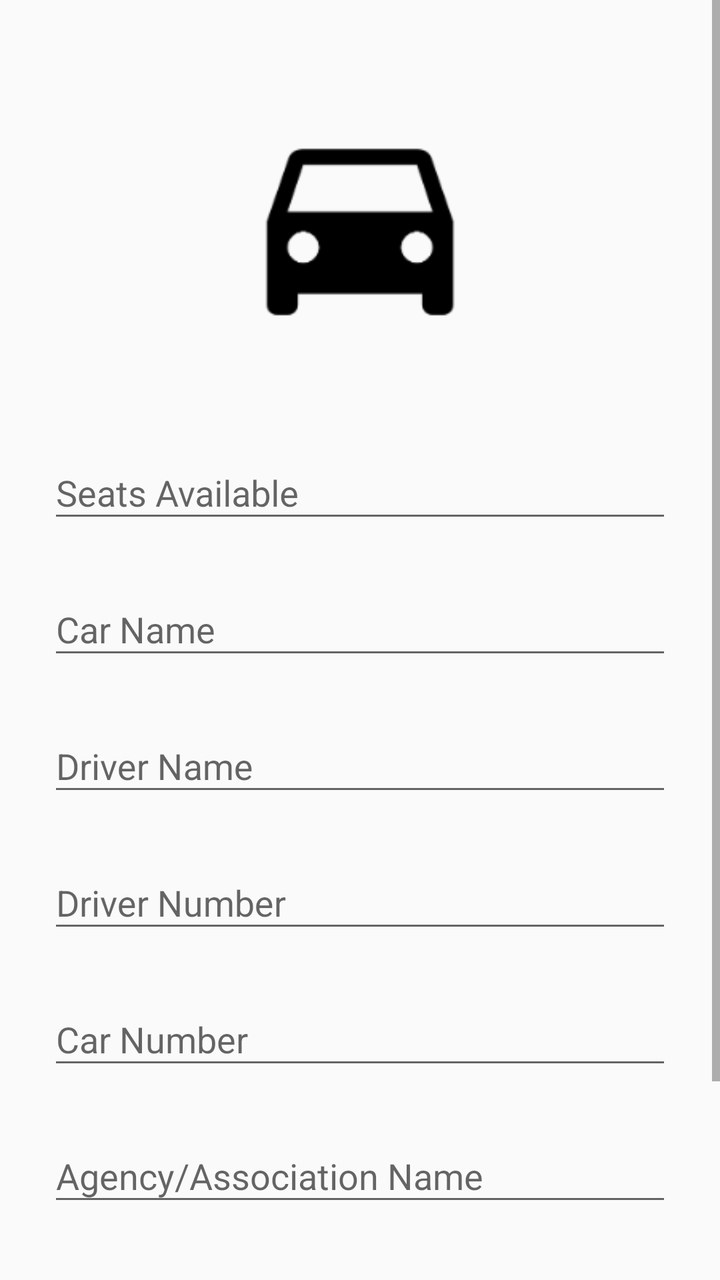
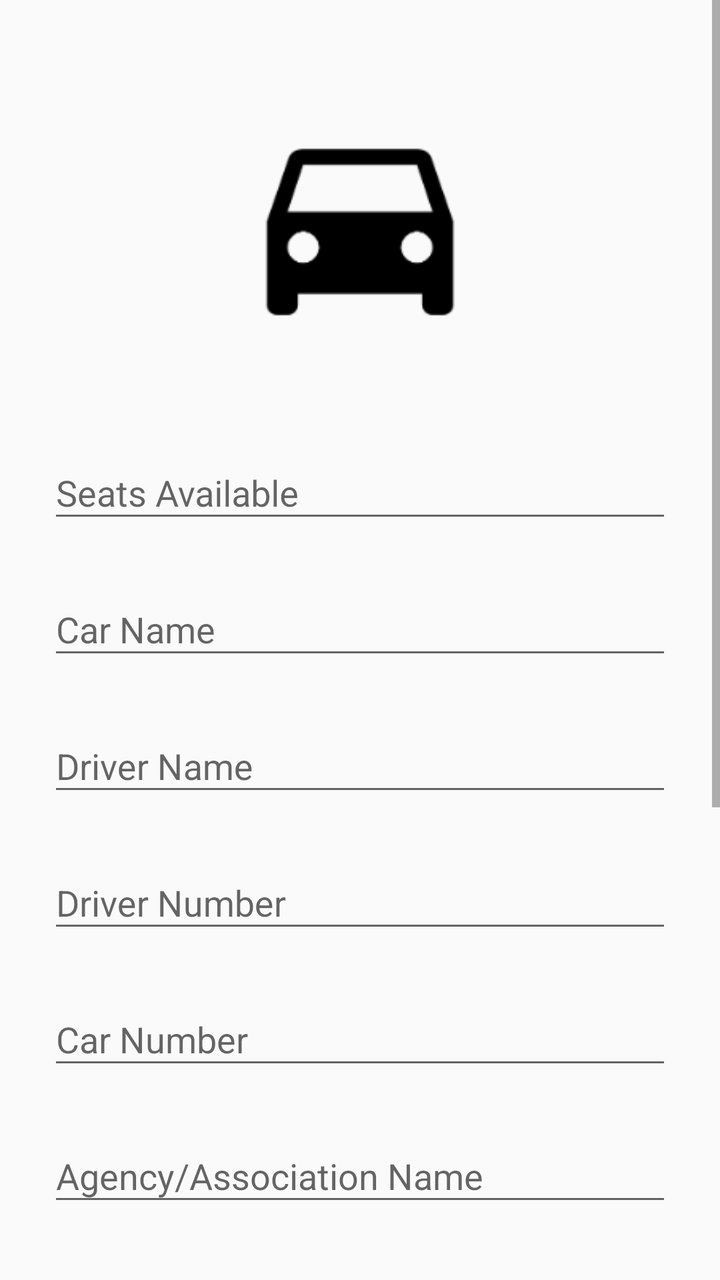

An Android layout rendered at two revisions. The XML below is the earlier revision; the diff shows what the commit changed to produce the second picture.
<!-- AndroidManifest.xml: application theme AppTheme -->
<!-- res/layout/activity_add_car.xml -->
<?xml version="1.0" encoding="utf-8"?>
<ScrollView
    xmlns:android="http://schemas.android.com/apk/res/android"
    android:layout_width="match_parent"
    android:layout_height="match_parent"
    android:fitsSystemWindows="true">

    <LinearLayout
        android:orientation="vertical"
        android:layout_width="match_parent"
        android:layout_height="wrap_content"
        android:paddingTop="56dp"
        android:paddingLeft="24dp"
        android:paddingRight="24dp">

        <ImageView android:src="@drawable/logo"
            android:layout_width="300dp"
            android:layout_height="120dp"
            android:layout_marginBottom="30dp"
            android:layout_gravity="center_horizontal" />

        
        <android.support.design.widget.TextInputLayout
            android:layout_width="match_parent"
            android:layout_height="wrap_content"
            android:layout_marginTop="8dp"
            android:layout_marginBottom="8dp">
            <EditText android:id="@+id/seats_available"
                android:layout_width="match_parent"
                android:layout_height="wrap_content"
                android:inputType="phone"
                android:hint="Seats Available" />
        </android.support.design.widget.TextInputLayout>

        
        <android.support.design.widget.TextInputLayout
            android:layout_width="match_parent"
            android:layout_height="wrap_content"
            android:layout_marginTop="8dp"
            android:layout_marginBottom="8dp">
            <EditText android:id="@+id/car_name"
                android:layout_width="match_parent"
                android:layout_height="wrap_content"
                android:inputType="text"
                android:hint="Car Name" />
        </android.support.design.widget.TextInputLayout>



        
        <android.support.design.widget.TextInputLayout
            android:layout_width="match_parent"
            android:layout_height="wrap_content"
            android:layout_marginTop="8dp"
            android:layout_marginBottom="8dp">
            <EditText android:id="@+id/driver_name"
                android:layout_width="match_parent"
                android:layout_height="wrap_content"
                android:inputType="textPersonName"
                android:hint="Driver Name" />
        </android.support.design.widget.TextInputLayout>


        
        <android.support.design.widget.TextInputLayout
            android:layout_width="match_parent"
            android:layout_height="wrap_content"
            android:layout_marginTop="8dp"
            android:layout_marginBottom="8dp">
            <EditText android:id="@+id/driver_number"
                android:layout_width="match_parent"
                android:layout_height="wrap_content"
                android:inputType="number"
                android:hint="Driver Number" />
        </android.support.design.widget.TextInputLayout>

        
        <android.support.design.widget.TextInputLayout
            android:layout_width="match_parent"
            android:layout_height="wrap_content"
            android:layout_marginTop="8dp"
            android:layout_marginBottom="8dp">
            <EditText android:id="@+id/car_number"
                android:layout_width="match_parent"
                android:layout_height="wrap_content"
                android:inputType="number"
                android:hint="Car Number"/>
        </android.support.design.widget.TextInputLayout>

        
        <android.support.design.widget.TextInputLayout
            android:layout_width="match_parent"
            android:layout_height="wrap_content"
            android:layout_marginTop="8dp"
            android:layout_marginBottom="8dp">
            <EditText android:id="@+id/org_name"
                android:layout_width="match_parent"
                android:layout_height="wrap_content"
                android:inputType="text"
                android:hint="Agency/Association Name"/>
        </android.support.design.widget.TextInputLayout>

        
        <android.support.v7.widget.AppCompatButton
            android:id="@+id/btn_addcar"
            android:layout_width="fill_parent"
            android:layout_height="wrap_content"
            android:layout_marginTop="24dp"
            android:layout_marginBottom="24dp"
            android:padding="12dp"
            android:text="Add Car"/>

        <TextView android:id="@+id/link_login"
            android:layout_width="fill_parent"
            android:layout_height="wrap_content"
            android:layout_marginBottom="24dp"
            android:text="Go to Main Menu"
            android:gravity="center"
            android:textSize="16sp"/>

    </LinearLayout>
</ScrollView>
<!-- resources referenced by this layout -->
<resources>
  <!-- drawable logo: png bitmap (drawable, 3313 bytes) -->
  <style name="AppTheme" parent="Theme.AppCompat.Light.DarkActionBar">
          
      </style>
</resources>

<!-- the commit's change to res/layout/activity_add_car.xml (unified diff, before → after) -->
@@ -1,122 +1,233 @@
 <?xml version="1.0" encoding="utf-8"?>
-<ScrollView
-    xmlns:android="http://schemas.android.com/apk/res/android"
+<ScrollView xmlns:android="http://schemas.android.com/apk/res/android"
     android:layout_width="match_parent"
     android:layout_height="match_parent"
     android:fitsSystemWindows="true">
 
     <LinearLayout
-        android:orientation="vertical"
         android:layout_width="match_parent"
         android:layout_height="wrap_content"
-        android:paddingTop="56dp"
+        android:orientation="vertical"
         android:paddingLeft="24dp"
-        android:paddingRight="24dp">
-
-        <ImageView android:src="@drawable/logo"
+        android:paddingRight="24dp"
+        android:paddingTop="56dp">
+
+        <ImageView
             android:layout_width="300dp"
             android:layout_height="120dp"
+            android:layout_gravity="center_horizontal"
             android:layout_marginBottom="30dp"
-            android:layout_gravity="center_horizontal" />
-
-        
-        <android.support.design.widget.TextInputLayout
-            android:layout_width="match_parent"
-            android:layout_height="wrap_content"
+            android:src="@drawable/logo" />
+
+        
+        <android.support.design.widget.TextInputLayout
+            android:layout_width="match_parent"
+            android:layout_height="wrap_content"
+            android:layout_marginBottom="8dp"
+            android:layout_marginTop="8dp">
+
+            <EditText
+                android:id="@+id/seats_available"
+                android:layout_width="match_parent"
+                android:layout_height="wrap_content"
+                android:hint="Seats Available"
+                android:inputType="phone" />
+        </android.support.design.widget.TextInputLayout>
+
+        
+        <android.support.design.widget.TextInputLayout
+            android:layout_width="match_parent"
+            android:layout_height="wrap_content"
+            android:layout_marginBottom="8dp"
+            android:layout_marginTop="8dp">
+
+            <EditText
+                android:id="@+id/car_name"
+                android:layout_width="match_parent"
+                android:layout_height="wrap_content"
+                android:hint="Car Name"
+                android:inputType="text" />
+        </android.support.design.widget.TextInputLayout>
+
+
+        
+        <android.support.design.widget.TextInputLayout
+            android:layout_width="match_parent"
+            android:layout_height="wrap_content"
+            android:layout_marginBottom="8dp"
+            android:layout_marginTop="8dp">
+
+            <EditText
+                android:id="@+id/driver_name"
+                android:layout_width="match_parent"
+                android:layout_height="wrap_content"
+                android:hint="Driver Name"
+                android:inputType="textPersonName" />
+        </android.support.design.widget.TextInputLayout>
+
+
+        
+        <android.support.design.widget.TextInputLayout
+            android:layout_width="match_parent"
+            android:layout_height="wrap_content"
+            android:layout_marginBottom="8dp"
+            android:layout_marginTop="8dp">
+
+            <EditText
+                android:id="@+id/driver_number"
+                android:layout_width="match_parent"
+                android:layout_height="wrap_content"
+                android:hint="Driver Number"
+                android:inputType="number" />
+        </android.support.design.widget.TextInputLayout>
+
+        
+        <android.support.design.widget.TextInputLayout
+            android:layout_width="match_parent"
+            android:layout_height="wrap_content"
+            android:layout_marginBottom="8dp"
+            android:layout_marginTop="8dp">
+
+            <EditText
+                android:id="@+id/car_number"
+                android:layout_width="match_parent"
+                android:layout_height="wrap_content"
+                android:hint="Car Number"
+                android:inputType="number" />
+        </android.support.design.widget.TextInputLayout>
+
+        
+        <android.support.design.widget.TextInputLayout
+            android:layout_width="match_parent"
+            android:layout_height="wrap_content"
+            android:layout_marginBottom="8dp"
+            android:layout_marginTop="8dp">
+
+            <EditText
+                android:id="@+id/org_name"
+                android:layout_width="match_parent"
+                android:layout_height="wrap_content"
+                android:hint="Agency/Association Name"
+                android:inputType="text" />
+        </android.support.design.widget.TextInputLayout>
+
+        <android.support.design.widget.TextInputLayout
+            android:layout_width="match_parent"
+            android:layout_height="wrap_content"
+            android:layout_gravity="center"
+            >
+
+            <AutoCompleteTextView
+                android:id="@+id/spinner_select_college"
+                android:layout_width="match_parent"
+                android:layout_height="wrap_content"
+                android:hint="College"
+                android:inputType="textAutoComplete|text"
+                android:maxLines="1"
+                android:singleLine="true"
+                android:drawablePadding="8dp"
+                />
+
+        </android.support.design.widget.TextInputLayout>
+
+        <android.support.design.widget.TextInputLayout
+            android:layout_width="match_parent"
+            android:layout_height="wrap_content"
+            android:layout_marginBottom="8dp"
+            android:layout_marginTop="8dp">
+
+            <AutoCompleteTextView
+                android:id="@+id/default_pickup_location"
+                android:layout_width="match_parent"
+                android:layout_height="wrap_content"
+                android:hint="Pickup Location"
+                android:inputType="text|textAutoComplete"
+                android:maxLines="1"
+                android:singleLine="true"/>
+        </android.support.design.widget.TextInputLayout>
+
+        <android.support.design.widget.TextInputLayout
+            android:layout_width="match_parent"
+            android:layout_height="wrap_content"
+            android:layout_marginBottom="8dp"
+            android:layout_marginTop="8dp">
+
+            <AutoCompleteTextView
+                android:id="@+id/default_drop_location"
+                android:layout_width="match_parent"
+                android:layout_height="wrap_content"
+                android:hint="Drop Location"
+                android:inputType="text|textAutoComplete"
+                android:maxLines="1"
+                android:singleLine="true" />
+        </android.support.design.widget.TextInputLayout>
+
+        <LinearLayout
+            android:layout_width="match_parent"
+            android:layout_height="wrap_content"
+            android:layout_marginBottom="8dp"
             android:layout_marginTop="8dp"
-            android:layout_marginBottom="8dp">
-            <EditText android:id="@+id/seats_available"
-                android:layout_width="match_parent"
-                android:layout_height="wrap_content"
-                android:inputType="phone"
-                android:hint="Seats Available" />
-        </android.support.design.widget.TextInputLayout>
-
-        
-        <android.support.design.widget.TextInputLayout
-            android:layout_width="match_parent"
-            android:layout_height="wrap_content"
-            android:layout_marginTop="8dp"
-            android:layout_marginBottom="8dp">
-            <EditText android:id="@+id/car_name"
-                android:layout_width="match_parent"
-                android:layout_height="wrap_content"
-                android:inputType="text"
-                android:hint="Car Name" />
-        </android.support.design.widget.TextInputLayout>
-
-
-
-        
-        <android.support.design.widget.TextInputLayout
-            android:layout_width="match_parent"
-            android:layout_height="wrap_content"
-            android:layout_marginTop="8dp"
-            android:layout_marginBottom="8dp">
-            <EditText android:id="@+id/driver_name"
-                android:layout_width="match_parent"
-                android:layout_height="wrap_content"
-                android:inputType="textPersonName"
-                android:hint="Driver Name" />
-        </android.support.design.widget.TextInputLayout>
-
-
-        
-        <android.support.design.widget.TextInputLayout
-            android:layout_width="match_parent"
-            android:layout_height="wrap_content"
-            android:layout_marginTop="8dp"
-            android:layout_marginBottom="8dp">
-            <EditText android:id="@+id/driver_number"
-                android:layout_width="match_parent"
-                android:layout_height="wrap_content"
-                android:inputType="number"
-                android:hint="Driver Number" />
-        </android.support.design.widget.TextInputLayout>
-
-        
-        <android.support.design.widget.TextInputLayout
-            android:layout_width="match_parent"
-            android:layout_height="wrap_content"
-            android:layout_marginTop="8dp"
-            android:layout_marginBottom="8dp">
-            <EditText android:id="@+id/car_number"
-                android:layout_width="match_parent"
-                android:layout_height="wrap_content"
-                android:inputType="number"
-                android:hint="Car Number"/>
-        </android.support.design.widget.TextInputLayout>
-
-        
-        <android.support.design.widget.TextInputLayout
-            android:layout_width="match_parent"
-            android:layout_height="wrap_content"
-            android:layout_marginTop="8dp"
-            android:layout_marginBottom="8dp">
-            <EditText android:id="@+id/org_name"
-                android:layout_width="match_parent"
-                android:layout_height="wrap_content"
-                android:inputType="text"
-                android:hint="Agency/Association Name"/>
-        </android.support.design.widget.TextInputLayout>
+            android:orientation="horizontal">
+
+            <android.support.design.widget.TextInputLayout
+                android:layout_width="0dp"
+                android:layout_height="wrap_content"
+                android:layout_weight="1">
+
+                <EditText
+                    android:id="@+id/default_start_date"
+                    android:layout_width="match_parent"
+                    android:layout_height="wrap_content"
+                    android:clickable="true"
+                    android:drawablePadding="8dp"
+                    android:focusable="false"
+                    android:hint="Date"
+                    android:inputType="date"
+                    android:maxLines="1"
+                    android:singleLine="true" />
+
+            </android.support.design.widget.TextInputLayout>
+
+            <android.support.design.widget.TextInputLayout
+                android:layout_width="0dp"
+                android:layout_height="wrap_content"
+                android:layout_weight="1">
+
+                <EditText
+                    android:id="@+id/default_start_time"
+                    android:layout_width="match_parent"
+                    android:layout_height="wrap_content"
+                    android:clickable="true"
+                    android:drawablePadding="8dp"
+                    android:focusable="false"
+                    android:hint="Time"
+                    android:inputType="datetime"
+                    android:maxLines="1"
+                    android:singleLine="true" />
+
+            </android.support.design.widget.TextInputLayout>
+
+        </LinearLayout>
+
 
         
         <android.support.v7.widget.AppCompatButton
             android:id="@+id/btn_addcar"
             android:layout_width="fill_parent"
             android:layout_height="wrap_content"
+            android:layout_marginBottom="24dp"
             android:layout_marginTop="24dp"
+            android:padding="12dp"
+            android:text="Add Car" />
+
+        <TextView
+            android:id="@+id/link_login"
+            android:layout_width="fill_parent"
+            android:layout_height="wrap_content"
             android:layout_marginBottom="24dp"
-            android:padding="12dp"
-            android:text="Add Car"/>
-
-        <TextView android:id="@+id/link_login"
-            android:layout_width="fill_parent"
-            android:layout_height="wrap_content"
-            android:layout_marginBottom="24dp"
+            android:gravity="center"
             android:text="Go to Main Menu"
-            android:gravity="center"
-            android:textSize="16sp"/>
+            android:textSize="16sp" />
 
     </LinearLayout>
 </ScrollView>
